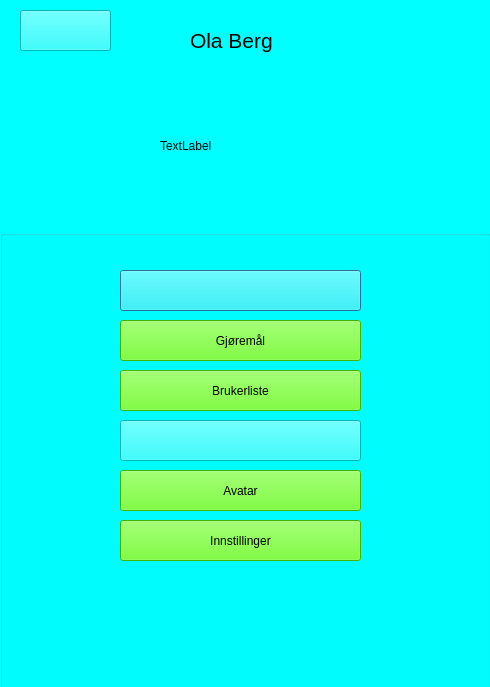
Qt form SKOGKK/KKOGSK/workerprofiledialog.ui (Strauts/AppDeployment) before a commit.
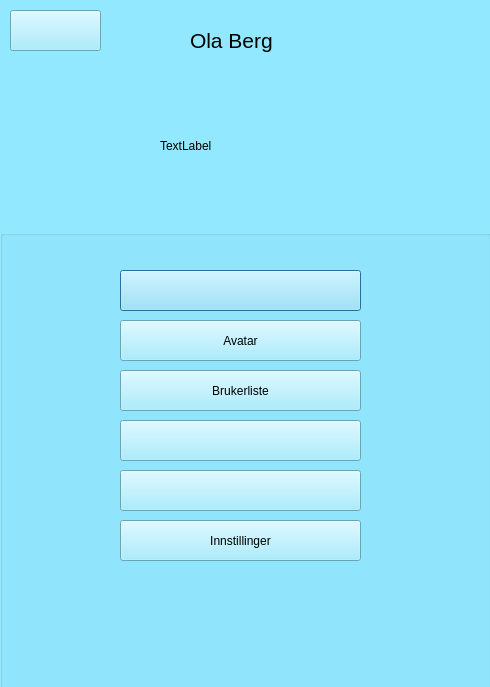
The same form after that commit. Icons and pictures are not drawn.

What changed in the file:
```diff
--- a/SKOGKK/KKOGSK/workerprofiledialog.ui
+++ b/SKOGKK/KKOGSK/workerprofiledialog.ui
@@ -14,7 +14,7 @@
    <string>Dialog</string>
   </property>
   <property name="styleSheet">
-   <string notr="true">background-color: rgb(0, 255, 255);</string>
+   <string notr="true">background-color: rgb(146, 232, 255);</string>
   </property>
   <widget class="QLabel" name="label_name">
    <property name="geometry">
@@ -69,17 +69,16 @@
     <property name="geometry">
      <rect>
       <x>120</x>
-      <y>90</y>
+      <y>240</y>
       <width>241</width>
       <height>41</height>
      </rect>
     </property>
     <property name="styleSheet">
-     <string notr="true">color: rgb(0, 0, 0);
-background-color: rgb(85, 255, 0);</string>
+     <string notr="true">border-image: url(:/Assets/Buttons/oversikt_active.png);</string>
     </property>
     <property name="text">
-     <string>Gjøremål</string>
+     <string/>
     </property>
    </widget>
    <widget class="QPushButton" name="pushButton_Results_Profile_2">
@@ -102,14 +101,14 @@
     <property name="geometry">
      <rect>
       <x>120</x>
-      <y>240</y>
+      <y>90</y>
       <width>241</width>
       <height>41</height>
      </rect>
     </property>
     <property name="styleSheet">
      <string notr="true">color: rgb(0, 0, 0);
-background-color: rgb(85, 255, 0);</string>
+background-color: rgb(146, 232, 255);</string>
     </property>
     <property name="text">
      <string>Avatar</string>
@@ -126,7 +125,7 @@
     </property>
     <property name="styleSheet">
      <string notr="true">color: rgb(0, 0, 0);
-background-color: rgb(85, 255, 0);</string>
+background-color: rgb(146, 232, 255);</string>
     </property>
     <property name="text">
      <string>Innstillinger</string>
@@ -143,7 +142,7 @@
     </property>
     <property name="styleSheet">
      <string notr="true">color: rgb(0, 0, 0);
-background-color: rgb(85, 255, 0);</string>
+background-color: rgb(146, 232, 255);</string>
     </property>
     <property name="text">
      <string>Brukerliste</string>
@@ -166,7 +165,7 @@
   <widget class="QPushButton" name="pushButton">
    <property name="geometry">
     <rect>
-     <x>20</x>
+     <x>10</x>
      <y>10</y>
      <width>91</width>
      <height>41</height>
```
